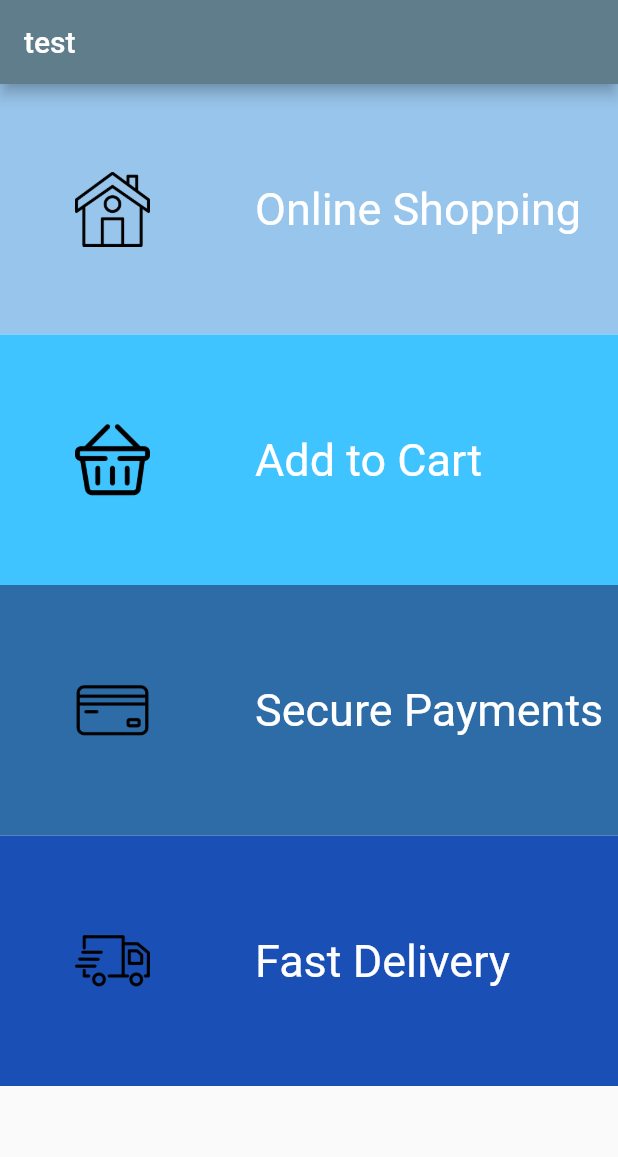
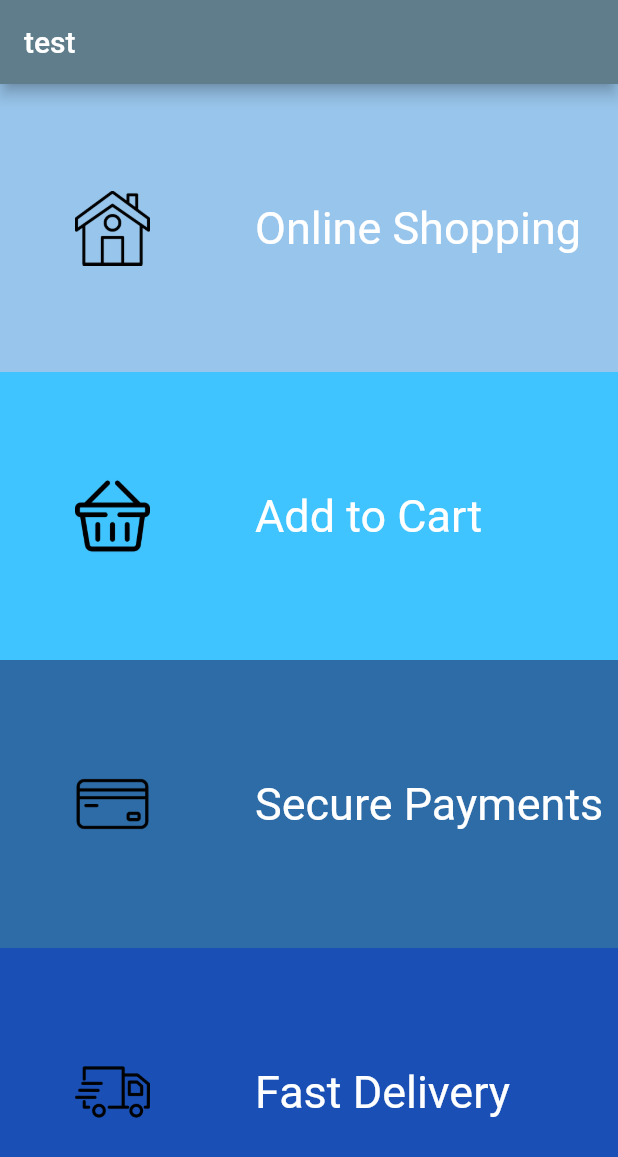
Before and after one commit to TaeJongJae/tutorial, a Flutter app: the screen it shows after launch, on a phone screen of 412 x 824 dp. Shown: the top 1157 px of the screen. Run offline on Flutter 3.47's test engine with Material 2 defaults, Android fonts, the phone set to English and light mode, and no system bars.

Commit message:
UI 수정
UI 수정

```diff
--- a/flutter_application_1/lib/main.dart
+++ b/flutter_application_1/lib/main.dart
@@ -224,10 +224,6 @@ class _MyHomePageState extends State<MyHomePage> {
                         )
                       ],
                     ))),
-            Container(
-              height: 100,
-              width: 70,
-            ),
           ],
         ));
   }
```
